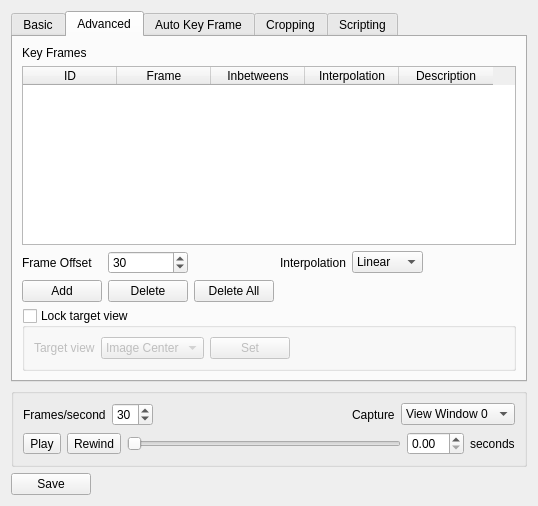
First picture: the form in Src/FluoRender/UI/Tools/QvisExportDialog.ui, repository SCIInstitute/fluorender, before the edit.
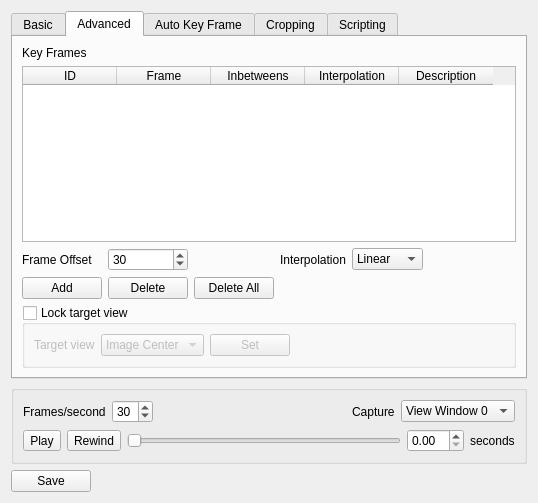
Second picture: the form after the edit. The open tabs and pages were chosen to show the change.

The edit to the form file:
```diff
--- a/Src/FluoRender/UI/Tools/QvisExportDialog.ui
+++ b/Src/FluoRender/UI/Tools/QvisExportDialog.ui
@@ -7,7 +7,7 @@
     <x>0</x>
     <y>0</y>
     <width>538</width>
-    <height>506</height>
+    <height>503</height>
    </rect>
   </property>
   <property name="sizePolicy">
```
Left out of the diff: 4 changed lines with no effect on the pictures.
